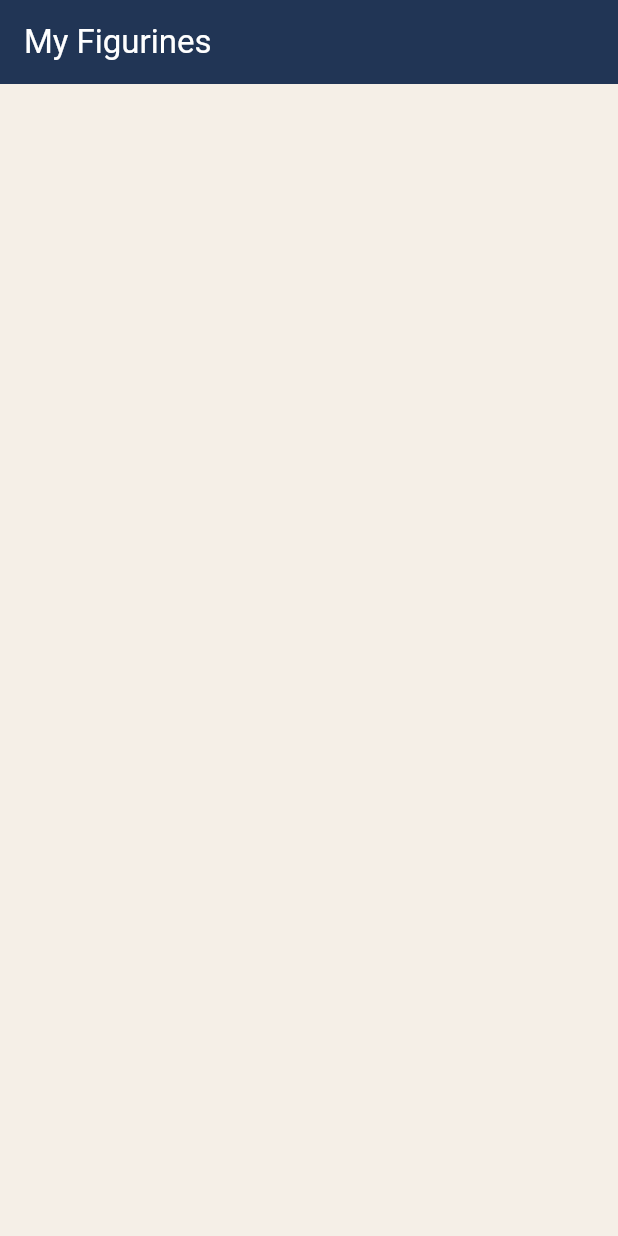
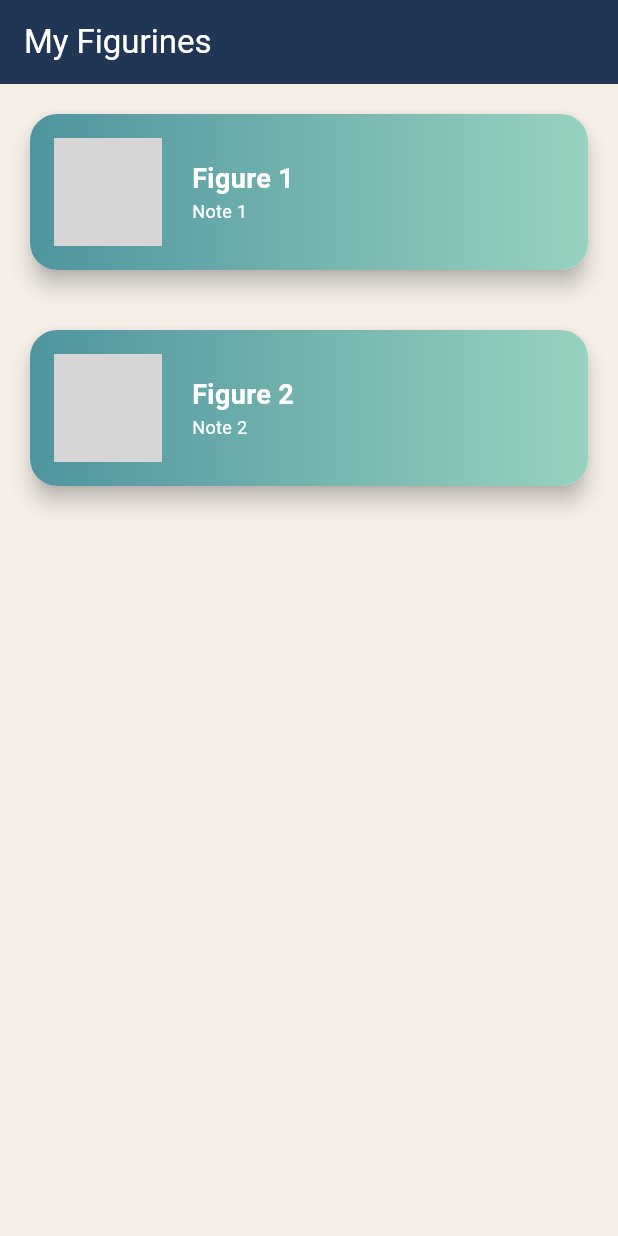
Before and after one commit to CarlLyon04/cross-platform-project-2025, a Flutter app: the screen it shows after launch, on a phone screen of 412 x 824 dp. Run offline on Flutter 3.47's test engine with Material 3 defaults, Android fonts, the phone set to English and light mode, and no system bars; network calls fail; grey boxes are pictures that could not be loaded.

Commit message:
Added the figurine card and some dummy date (temporary) in a list view

```diff
--- /dev/null
+++ b/lib/cards/figurine_card.dart
@@ -0,0 +1,64 @@
+import 'package:flutter/material.dart';
+import 'package:my_figurines/models/figurine_model.dart';
+
+class FigurineCard extends StatelessWidget {
+  final FigurineModel figurine;
+  final VoidCallback? onTap;
+
+  const FigurineCard({super.key, required this.figurine, this.onTap});
+
+  @override
+  Widget build(BuildContext context) {
+    return Card(
+      elevation: 6,
+      margin: EdgeInsets.all(20),
+      shape: RoundedRectangleBorder(borderRadius: BorderRadius.circular(18)),
+      child: Container(
+        padding: const EdgeInsets.all(16),
+        decoration: BoxDecoration(
+          borderRadius: BorderRadius.circular(18),
+          gradient: const LinearGradient(
+            colors: [
+              Color.fromRGBO(79, 149, 158, 1),
+              Color.fromRGBO(152, 210, 192, 1),
+            ],
+            begin: Alignment.bottomLeft,
+            end: Alignment.bottomRight,
+          ),
+        ),
+        child: Row(
+          crossAxisAlignment: CrossAxisAlignment.center,
+          children: [
+            CircleAvatar(
+              radius: 36,
+              backgroundImage: NetworkImage(figurine.imageUrl),
+              backgroundColor: Colors.blueGrey,
+            ),
+
+            const SizedBox(width: 20),
+
+            Expanded(
+              child: Column(
+                crossAxisAlignment: CrossAxisAlignment.start,
+                children: [
+                  Text(
+                    figurine.name,
+                    style: const TextStyle(
+                      fontWeight: FontWeight.bold,
+                      fontSize: 18,
+                      color: Colors.white,
+                    ),
+                  ),
+                  Text(
+                    figurine.note,
+                    style: const TextStyle(fontSize: 12, color: Colors.white),
+                  ),
+                ],
+              ),
+            ),
+          ],
+        ),
+      ),
+    );
+  }
+}
--- a/lib/main.dart
+++ b/lib/main.dart
@@ -10,7 +10,7 @@ class MainApp extends StatelessWidget {
 
   @override
   Widget build(BuildContext context) {
-    return const MaterialApp(
+    return MaterialApp(
       home: Home(),
     );
   }
--- a/lib/screens/home.dart
+++ b/lib/screens/home.dart
@@ -1,7 +1,26 @@
 import 'package:flutter/material.dart';
+import 'package:my_figurines/cards/figurine_card.dart';
+import 'package:my_figurines/models/figurine_model.dart';
 
 class Home extends StatelessWidget {
-  const Home({super.key});
+ Home({super.key});
+
+  final List<FigurineModel> figurinesTest = [
+    FigurineModel(
+      id: 1,
+      name: "Figure 1",
+      note: "Note 1",
+      imageUrl: "abc",
+      timeAdded: DateTime(2025, 4, 10)
+    ),
+      FigurineModel(
+      id: 2,
+      name: "Figure 2",
+      note: "Note 2",
+      imageUrl: "def",
+      timeAdded: DateTime(2025, 3, 10)
+    )
+  ];
 
   @override
   Widget build(BuildContext context) {
@@ -14,7 +33,13 @@ class Home extends StatelessWidget {
           style: TextStyle(color: Colors.white),
         ),
       ),
-      body: const SizedBox.expand(),
+      body: ListView.builder(
+        itemCount: figurinesTest.length,
+        itemBuilder: (context, index) {
+          final figurine = figurinesTest[index];
+          return FigurineCard(figurine: figurine);
+        }
+      ),
     );
   }
 }
```
